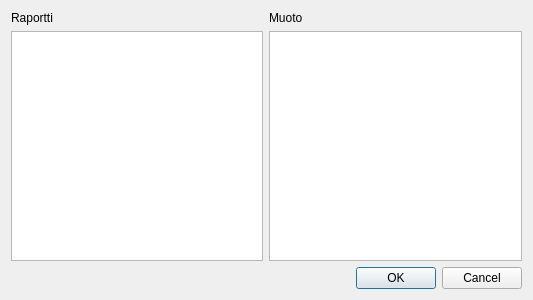
artoh/kitupiikki, file kitsas/maaritys/raportinmuokkaus/raporttinimikedialogi.ui: the form before one commit.
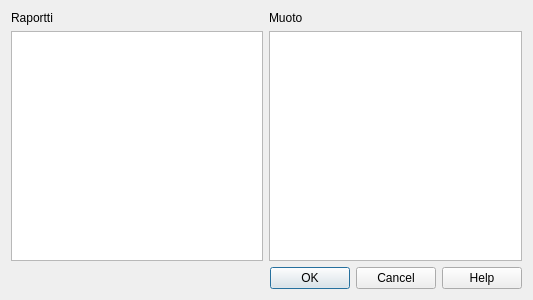
The form after the commit.

The edit to the form file:
```diff
--- a/kitsas/maaritys/raportinmuokkaus/raporttinimikedialogi.ui
+++ b/kitsas/maaritys/raportinmuokkaus/raporttinimikedialogi.ui
@@ -52,7 +52,7 @@
       <enum>Qt::Horizontal</enum>
      </property>
      <property name="standardButtons">
-      <set>QDialogButtonBox::Cancel|QDialogButtonBox::Ok</set>
+      <set>QDialogButtonBox::Cancel|QDialogButtonBox::Help|QDialogButtonBox::Ok</set>
      </property>
     </widget>
    </item>
```
